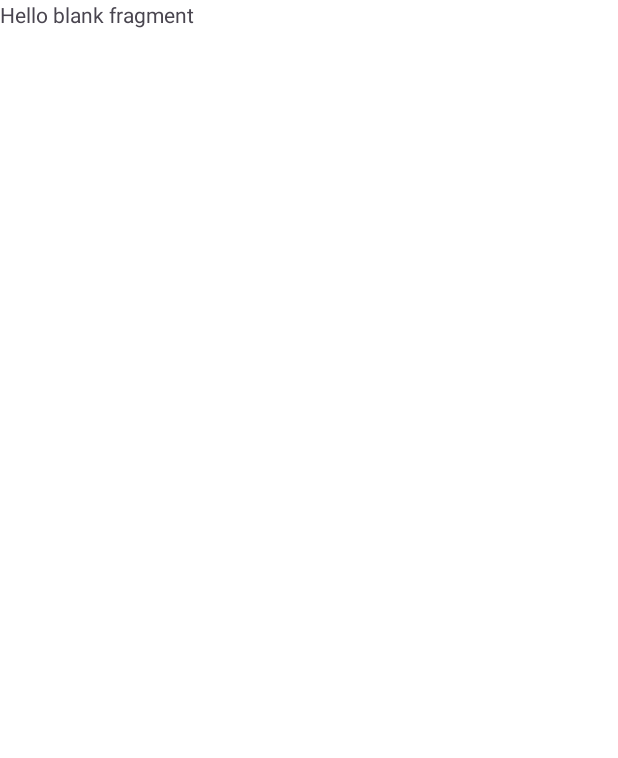
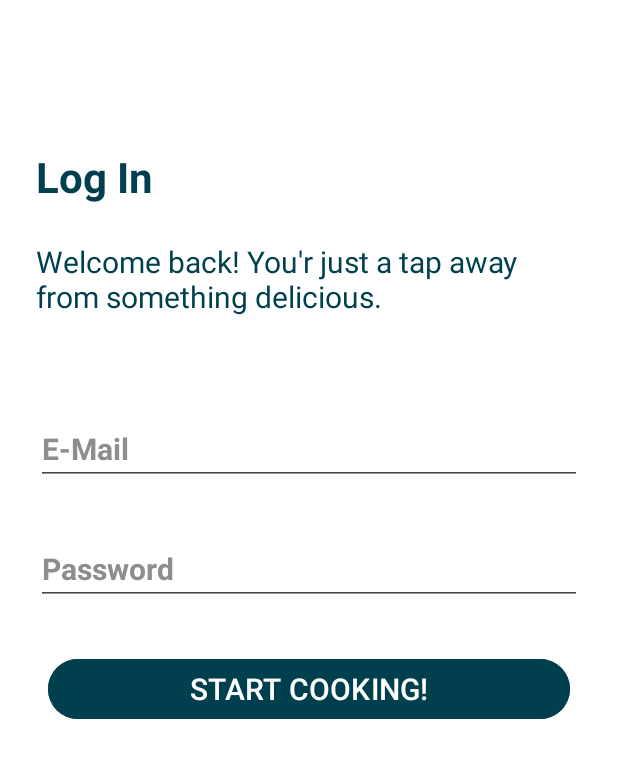
Before and after one commit to Ahmednasser21/Gourmet_Guide, an Android app: the LoginFragment screen opened through its navigation route, on a phone screen of 412 x 824 dp. Before the commit the part shown is almost empty. Shown: the top 758 px of the screen. Run offline under Robolectric (Android 15) with nearby library versions, the phone set to English and light mode, and no system bars; our stand-ins replace navigation-ui.

Commit message:
Design login and onboard screens

```diff
--- a/app/src/main/java/com/ahmed/gourmetguide/iti/signup_view/SignUpWithEmail.java
+++ b/app/src/main/java/com/ahmed/gourmetguide/iti/signup_view/SignUpWithEmail.java
@@ -104,7 +104,8 @@ public class SignUpWithEmail extends Fragment {
                             public void onComplete(@NonNull Task<AuthResult> task) {
                                 progressBar.setVisibility(View.GONE);
                                 if (task.isSuccessful()) {
-
+                                    NavDirections action = SignUpWithEmailDirections.actionSignUpWithEmailToOnBoardFragment();
+                                    Navigation.findNavController(v).navigate(action);
                                     Log.d(TAG, "createUserWithEmail:success");
 
                                 } else {
@@ -118,7 +119,7 @@ public class SignUpWithEmail extends Fragment {
 
                                     } catch (Exception e) {
                                         Log.w(TAG, "createUserWithEmail:failure", e);
-                                        Toast.makeText(getContext(), "Sign up failed. Please try again.", Toast.LENGTH_LONG).show();
+                                        emailWarningText.setVisibility(View.VISIBLE);
                                     }
 
                                 }
--- a/app/src/main/res/layout/activity_sign_up.xml
+++ b/app/src/main/res/layout/activity_sign_up.xml
@@ -18,7 +18,7 @@
         app:layout_constraintEnd_toEndOf="parent"
         app:layout_constraintStart_toStartOf="parent"
         app:layout_constraintTop_toTopOf="parent"
-        app:navGraph="@navigation/nav_graph"
+        app:navGraph="@navigation/authentication_nav_graph"
         android:layout_height="match_parent"
         android:layout_width="match_parent"/>
 
--- a/app/src/main/res/layout/fragment_login.xml
+++ b/app/src/main/res/layout/fragment_login.xml
@@ -1,14 +1,97 @@
 <?xml version="1.0" encoding="utf-8"?>
-<FrameLayout xmlns:android="http://schemas.android.com/apk/res/android"
+<androidx.constraintlayout.widget.ConstraintLayout xmlns:android="http://schemas.android.com/apk/res/android"
+    xmlns:app="http://schemas.android.com/apk/res-auto"
     xmlns:tools="http://schemas.android.com/tools"
+    android:id="@+id/frameLayout3"
     android:layout_width="match_parent"
     android:layout_height="match_parent"
+    android:background="@color/white"
     tools:context=".signup_view.LoginFragment">
 
-    <!-- TODO: Update blank fragment layout -->
     <TextView
-        android:layout_width="match_parent"
-        android:layout_height="match_parent"
-        android:text="@string/hello_blank_fragment" />
+        android:id="@+id/textView7"
+        android:layout_width="wrap_content"
+        android:layout_height="wrap_content"
+        android:layout_marginStart="24dp"
+        android:layout_marginTop="16dp"
+        android:text="@string/log_in_no_u"
+        android:textColor="@color/primary_color"
+        android:textSize="28sp"
+        android:textStyle="bold"
+        app:layout_constraintStart_toStartOf="parent"
+        app:layout_constraintTop_toTopOf="@+id/guideline5" />
 
-</FrameLayout>
+    <androidx.constraintlayout.widget.Guideline
+        android:id="@+id/guideline5"
+        android:layout_width="wrap_content"
+        android:layout_height="wrap_content"
+        android:orientation="horizontal"
+        app:layout_constraintGuide_percent="0.1" />
+
+    <TextView
+        android:id="@+id/textView12"
+        android:layout_width="0dp"
+        android:layout_height="wrap_content"
+        android:layout_marginStart="24dp"
+        android:layout_marginTop="24dp"
+        android:layout_marginEnd="24dp"
+        android:text="@string/welcomeback_msg"
+        android:textColor="@color/primary_color"
+        android:textSize="20sp"
+        app:layout_constraintEnd_toEndOf="parent"
+        app:layout_constraintStart_toStartOf="parent"
+        app:layout_constraintTop_toBottomOf="@+id/textView7" />
+
+    <EditText
+        android:id="@+id/email_login"
+        android:layout_width="0dp"
+        android:layout_height="wrap_content"
+        android:layout_marginStart="24dp"
+        android:layout_marginTop="64dp"
+        android:layout_marginEnd="24dp"
+        android:ems="10"
+        android:hint="@string/e_mail"
+        android:inputType="textEmailAddress"
+        android:minHeight="48dp"
+        android:textColorHint="#8D8D8D"
+        android:textSize="20sp"
+        android:textStyle="bold"
+        app:layout_constraintEnd_toEndOf="parent"
+        app:layout_constraintStart_toStartOf="parent"
+        app:layout_constraintTop_toBottomOf="@+id/textView12" />
+
+    <EditText
+        android:id="@+id/password_login"
+        android:layout_width="0dp"
+        android:layout_height="wrap_content"
+        android:layout_marginStart="24dp"
+        android:layout_marginTop="32dp"
+        android:layout_marginEnd="24dp"
+        android:ems="10"
+        android:hint="@string/password"
+        android:inputType="textPassword"
+        android:minHeight="48dp"
+        android:textColorHint="#FF8D8D8D"
+        android:textSize="20sp"
+        android:textStyle="bold"
+        app:layout_constraintEnd_toEndOf="parent"
+        app:layout_constraintHorizontal_bias="0.0"
+        app:layout_constraintStart_toStartOf="parent"
+        app:layout_constraintTop_toBottomOf="@+id/email_login" />
+
+    <Button
+        android:id="@+id/button"
+        android:layout_width="0dp"
+        android:layout_height="wrap_content"
+        android:layout_marginStart="32dp"
+        android:layout_marginTop="32dp"
+        android:layout_marginEnd="32dp"
+        android:backgroundTint="@color/primary_color"
+        android:text="START COOKING!"
+        android:textSize="20sp"
+        app:layout_constraintEnd_toEndOf="parent"
+        app:layout_constraintStart_toStartOf="parent"
+        app:layout_constraintTop_toBottomOf="@+id/password_login" />
+
+
+</androidx.constraintlayout.widget.ConstraintLayout>
--- a/app/src/main/res/navigation/nav_graph.xml
+++ b/app/src/main/res/navigation/authentication_nav_graph.xml
@@ -23,10 +23,18 @@
         <action
             android:id="@+id/action_signUpWithEmail_to_loginFragment"
             app:destination="@id/loginFragment" />
+        <action
+            android:id="@+id/action_signUpWithEmail_to_onBoardFragment"
+            app:destination="@id/onBoardFragment" />
     </fragment>
     <fragment
         android:id="@+id/loginFragment"
         android:name="com.ahmed.gourmetguide.iti.signup_view.LoginFragment"
         android:label="fragment_login"
         tools:layout="@layout/fragment_login" />
+    <fragment
+        android:id="@+id/onBoardFragment"
+        android:name="com.ahmed.gourmetguide.iti.signup_view.OnBoardFragment"
+        android:label="fragment_on_board"
+        tools:layout="@layout/fragment_on_board" />
 </navigation>
--- a/app/src/main/res/values/strings.xml
+++ b/app/src/main/res/values/strings.xml
@@ -21,4 +21,9 @@
     <string name="password_warning">Password should not be less than 6 characters</string>
     <string name="re_password_warning">Must match password</string>
     <string name="registration">Registration</string>
+    <string name="welcome_to_gourmet_guide">Welcome to Gourmet Guide</string>
+    <string name="welcome_message">Discover the best gourmet experiences around you. Let’s embark on a culinary journey together.</string>
+    <string name="start_your_journey">Start your journey</string>
+    <string name="log_in_no_u">Log In</string>
+    <string name="welcomeback_msg">Welcome back! You\'r just a tap away from something delicious.</string>
 </resources>
```
Also changed, not shown: app/src/main/java/com/ahmed/gourmetguide/iti/signup_view/OnBoardFragment.java (added, +34 -0 lines), app/src/main/res/layout/activity_splash.xml (+3 -14 lines), app/src/main/res/layout/fragment_on_board.xml (added, +68 -0 lines), app/src/main/res/raw/splash_animation.json (added, +1 -0 lines), app/src/main/res/raw/welcome_animation.json (renamed from app/src/main/res/raw/animation2.json).
